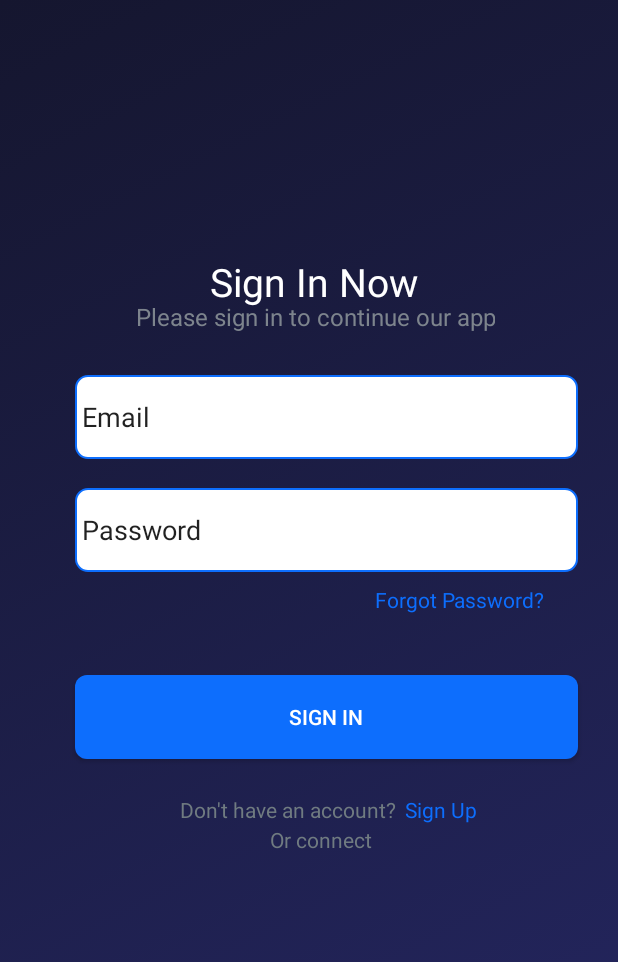
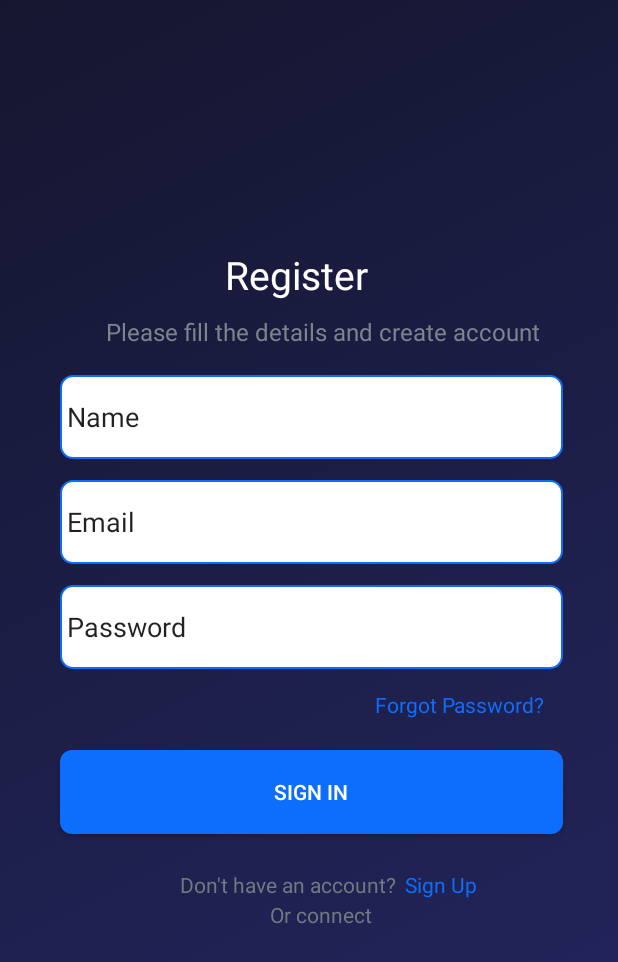
Before and after one commit to NexatechSystems/XBCAD-NexatechSystems, an Android app: the layout activity_register_page.xml on its own in the app's theme, with its tools: preview values and no code run, on a phone screen of 412 x 824 dp. Shown: the top 962 px of the screen. Run offline under Robolectric (Android 15) with nearby library versions, the phone set to English and light mode, and no system bars.

Commit message:
Register page

```diff
--- a/app/src/main/AndroidManifest.xml
+++ b/app/src/main/AndroidManifest.xml
@@ -13,6 +13,9 @@
         android:theme="@style/App.Theme.SquareMile"
         tools:targetApi="31">
         <activity
+            android:name=".register_page"
+            android:exported="false" />
+        <activity
             android:name=".login_activity"
             android:exported="false" />
         <activity
--- /dev/null
+++ b/app/src/main/java/com/example/squaremile/register_page.kt
@@ -0,0 +1,11 @@
+package com.example.squaremile
+
+import androidx.appcompat.app.AppCompatActivity
+import android.os.Bundle
+
+class register_page : AppCompatActivity() {
+    override fun onCreate(savedInstanceState: Bundle?) {
+        super.onCreate(savedInstanceState)
+        setContentView(R.layout.activity_register_page)
+    }
+}
--- a/app/src/main/res/layout/activity_login.xml
+++ b/app/src/main/res/layout/activity_register_page.xml
@@ -4,7 +4,8 @@
     xmlns:tools="http://schemas.android.com/tools"
     android:layout_width="match_parent"
     android:layout_height="match_parent"
-    tools:context=".login_activity">
+    tools:context=".register_page">
+
 
     <RelativeLayout
         android:layout_width="match_parent"
@@ -16,10 +17,10 @@
             android:layout_width="wrap_content"
             android:layout_height="wrap_content"
             android:layout_alignParentTop="true"
-            android:layout_marginStart="140dp"
-            android:layout_marginTop="170dp"
+            android:layout_marginStart="150dp"
+            android:layout_marginTop="165dp"
             android:layout_weight="1"
-            android:text="Sign In Now"
+            android:text="Register"
             android:textAlignment="center"
             android:textColor="@color/white"
             android:textSize="26sp" />
@@ -30,19 +31,30 @@
             android:id="@+id/signInInstruction"
             android:layout_width="wrap_content"
             android:layout_height="wrap_content"
-            android:layout_marginStart="90dp"
-            android:layout_marginTop="200dp"
-            android:text="Please sign in to continue our app"
+            android:layout_marginStart="70dp"
+            android:layout_marginTop="210dp"
+            android:text="Please fill the details and create account"
             android:textAlignment="center"
             android:textColor="#7D848D"
             android:textSize="16sp" />
 
         <EditText
+            android:id="@+id/editName"
+            android:layout_width="335dp"
+            android:layout_height="56dp"
+            android:layout_marginStart="40dp"
+            android:layout_marginTop="250dp"
+            android:background="@drawable/text_box"
+            android:ems="10"
+            android:inputType="text"
+            android:text="Name" />
+
+        <EditText
             android:id="@+id/editEmail"
             android:layout_width="335dp"
             android:layout_height="56dp"
-            android:layout_marginStart="50dp"
-            android:layout_marginTop="250dp"
+            android:layout_marginStart="40dp"
+            android:layout_marginTop="320dp"
             android:background="@drawable/text_box"
             android:ems="10"
             android:inputType="text"
@@ -52,8 +64,8 @@
             android:id="@+id/editPassword"
             android:layout_width="335dp"
             android:layout_height="56dp"
-            android:layout_marginStart="50dp"
-            android:layout_marginTop="325dp"
+            android:layout_marginStart="40dp"
+            android:layout_marginTop="390dp"
             android:background="@drawable/text_box"
             android:ems="10"
             android:inputType="text"
@@ -64,7 +76,7 @@
             android:layout_height="wrap_content"
             android:textColor="#0D6EFD"
             android:layout_marginStart="250dp"
-            android:layout_marginTop="390dp"
+            android:layout_marginTop="460dp"
             android:text="Forgot Password?"/>
 
         <Button
@@ -73,8 +85,8 @@
             android:layout_height="56dp"
             android:text="Sign In"
             android:textColor="#FFFFFF"
-            android:layout_marginStart="50dp"
-            android:layout_marginTop="450dp"
+            android:layout_marginStart="40dp"
+            android:layout_marginTop="500dp"
             android:background="@drawable/sign_in_button"/>
 
         <TextView
@@ -82,7 +94,7 @@
             android:layout_height="wrap_content"
             android:textColor="#707B81"
             android:layout_marginStart="120dp"
-            android:layout_marginTop="530dp"
+            android:layout_marginTop="580dp"
             android:text="Don't have an account?"
             />
         <TextView
@@ -90,7 +102,7 @@
             android:layout_height="wrap_content"
             android:textColor="#0D6EFD"
             android:layout_marginStart="270dp"
-            android:layout_marginTop="530dp"
+            android:layout_marginTop="580dp"
             android:text="Sign Up"
             />
         <TextView
@@ -98,11 +110,10 @@
             android:layout_height="wrap_content"
             android:textColor="#707B81"
             android:layout_marginStart="180dp"
-            android:layout_marginTop="550dp"
+            android:layout_marginTop="600dp"
             android:text="Or connect"
             />
 
     </RelativeLayout>
 
-
 </RelativeLayout>
```
